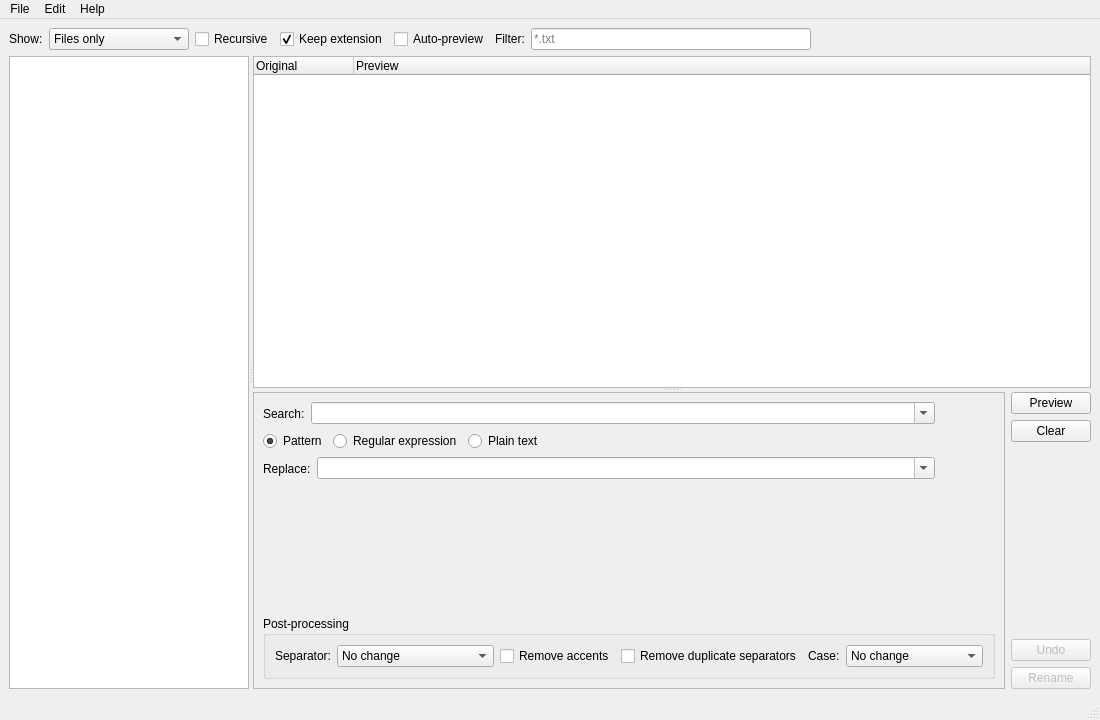
Above: src/pbrenamer/ui/main_window.ui from ppoilbarbe/PBRenamer before the change. Below: the same form after it.
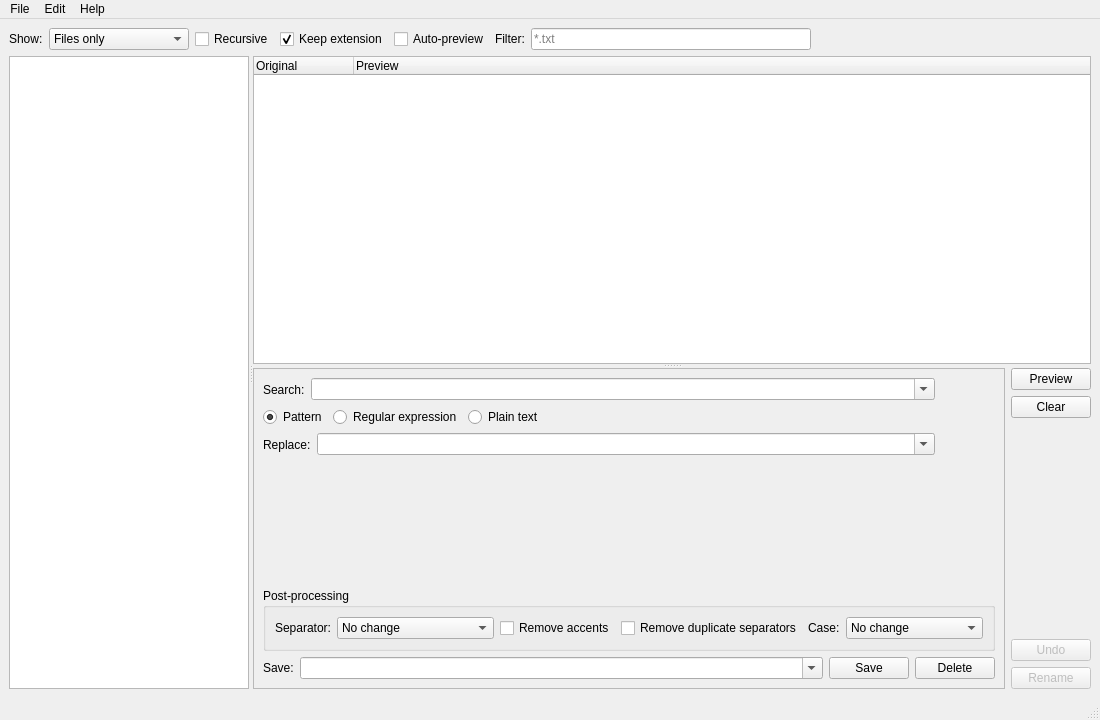
That is the form after the change.

```diff
--- a/src/pbrenamer/ui/main_window.ui
+++ b/src/pbrenamer/ui/main_window.ui
@@ -303,6 +303,42 @@
               </layout>
              </widget>
             </item>
+            <item>
+             <layout class="QHBoxLayout">
+              <item>
+               <widget class="QLabel">
+                <property name="text"><string>Save:</string></property>
+                <property name="minimumWidth"><number>60</number></property>
+               </widget>
+              </item>
+              <item>
+               <widget class="QComboBox" name="cmbNamedSaves">
+                <property name="editable"><bool>true</bool></property>
+                <property name="sizePolicy">
+                 <sizepolicy hsizetype="Expanding" vsizetype="Fixed">
+                  <horstretch>1</horstretch><verstretch>0</verstretch>
+                 </sizepolicy>
+                </property>
+                <property name="toolTip"><string>Named save</string></property>
+                <property name="statusTip"><string>Type a name (letters, digits, _ and -) to save or load all search/replace parameters</string></property>
+               </widget>
+              </item>
+              <item>
+               <widget class="QPushButton" name="btnSaveSave">
+                <property name="text"><string>Save</string></property>
+                <property name="toolTip"><string>Save current settings under this name</string></property>
+                <property name="statusTip"><string>Save all search, replace and post-processing settings under the current name (overwrites any existing save with the same name)</string></property>
+               </widget>
+              </item>
+              <item>
+               <widget class="QPushButton" name="btnSaveDelete">
+                <property name="text"><string>Delete</string></property>
+                <property name="toolTip"><string>Delete this named save</string></property>
+                <property name="statusTip"><string>Permanently delete the named save matching the current name</string></property>
+               </widget>
+              </item>
+             </layout>
+            </item>
            </layout>
           </widget><!-- /renameFrame -->
          </item>
```
